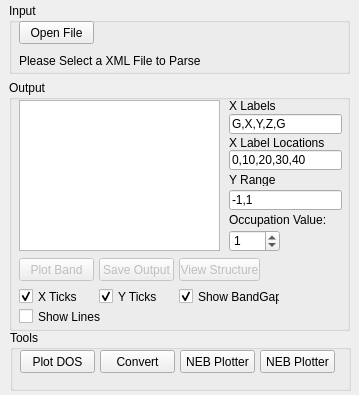
Before: the Qt Designer form ui.ui in aerezaee/QETools, drawn with Qt 5.
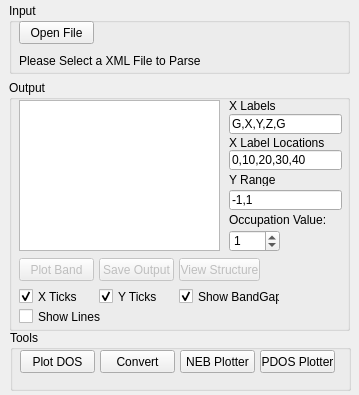
After: the same form once the commit is applied.

Commit message: Add PDOS Plotter and Config.py for automatic xlims and fermi for PDOS.

```diff
--- a/ui.ui
+++ b/ui.ui
@@ -376,7 +376,7 @@
      </rect>
     </property>
     <property name="text">
-     <string>NEB Plotter</string>
+     <string>PDOS Plotter</string>
     </property>
    </widget>
   </widget>
```
